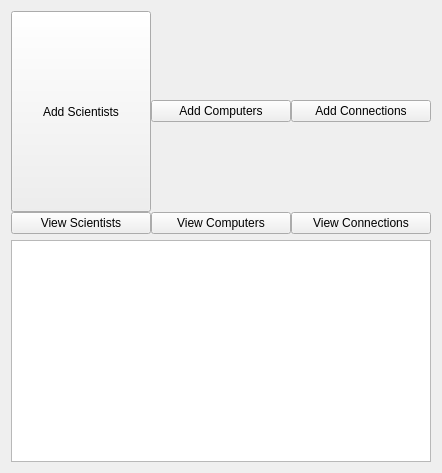
This is GUI/mainwindow.ui in atlie15/GraphicalUI as Qt 5 draws it before an edit. The edited form follows.
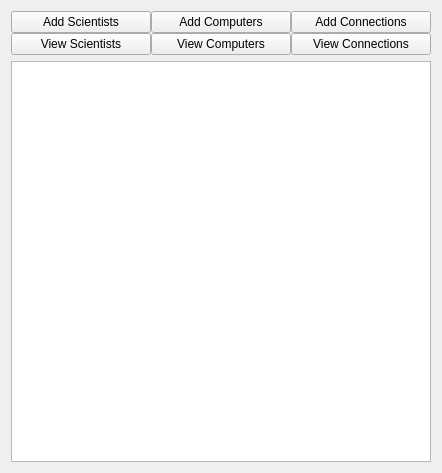
This is the edited form. Icons and pictures are not drawn.

Patch:
```diff
--- a/GUI/mainwindow.ui
+++ b/GUI/mainwindow.ui
@@ -82,7 +82,7 @@
       <item row="0" column="0">
        <widget class="QPushButton" name="button_add_scientists">
         <property name="sizePolicy">
-         <sizepolicy hsizetype="Minimum" vsizetype="MinimumExpanding">
+         <sizepolicy hsizetype="Minimum" vsizetype="Fixed">
           <horstretch>0</horstretch>
           <verstretch>0</verstretch>
          </sizepolicy>
```
